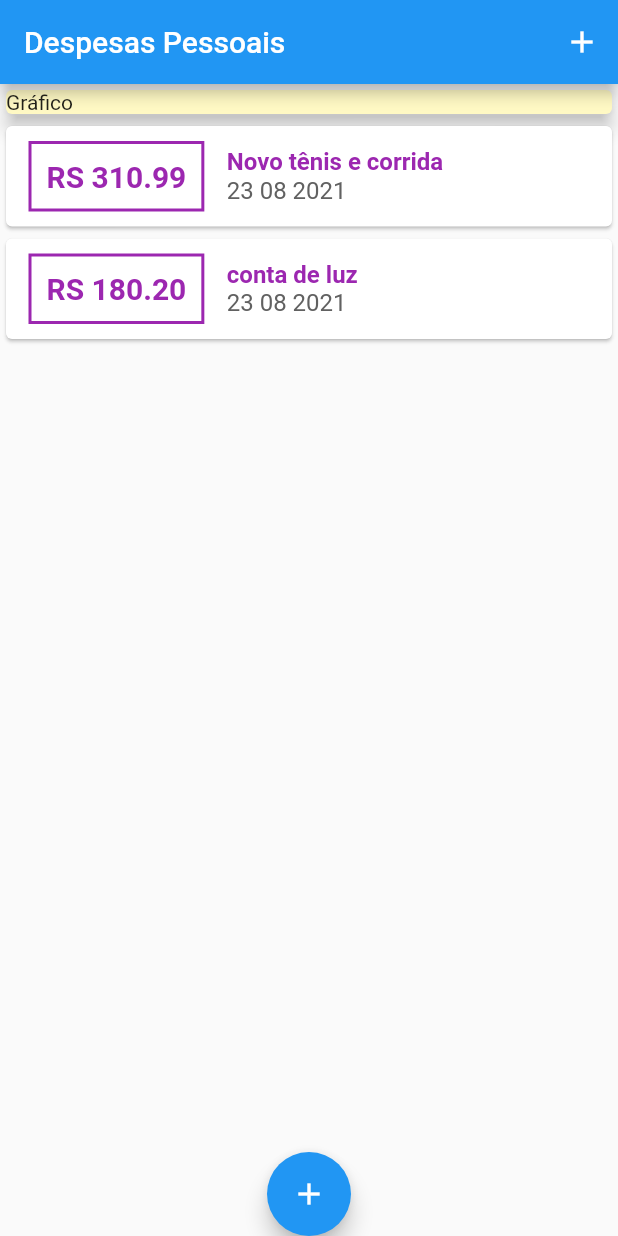
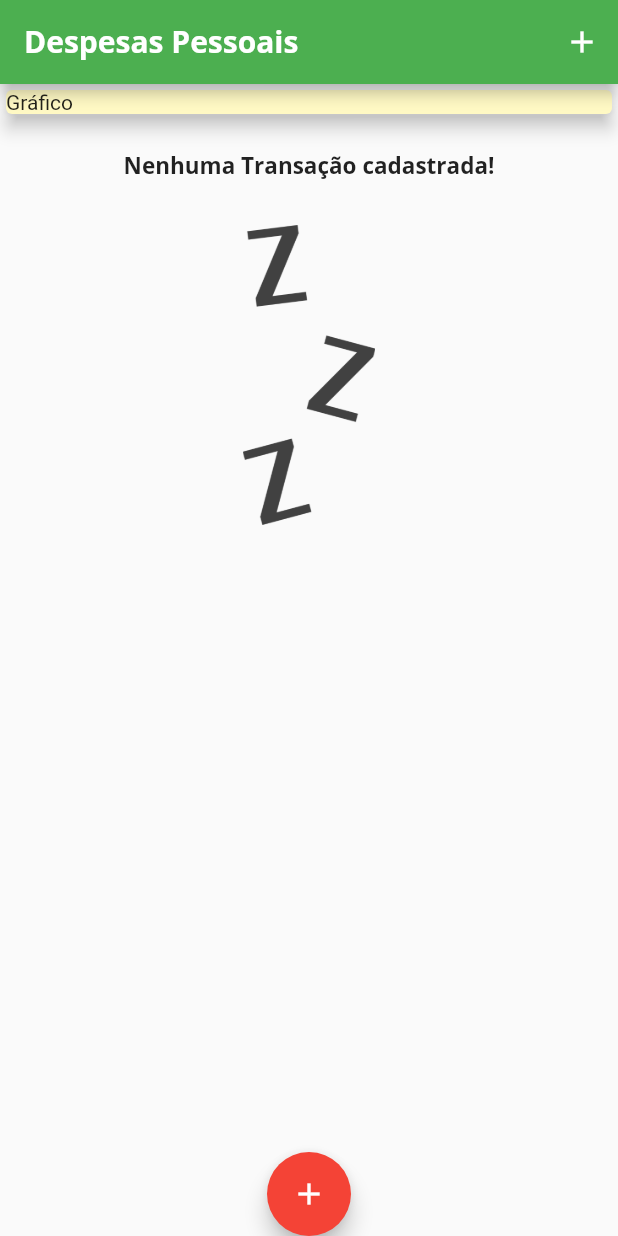
Before and after one commit to AlexandreSkal/expensesUdemy, a Flutter app: the screen it shows after launch, on a phone screen of 412 x 824 dp. Run offline on Flutter 3.47's test engine with Material 2 defaults, Android fonts, the phone set to English and light mode, and no system bars.

Commit message:
Estudo de domingo

```diff
--- a/lib/components/transaction_form.dart
+++ b/lib/components/transaction_form.dart
@@ -52,7 +52,7 @@ class _TransactionFormState extends State<TransactionForm> {
                     onPressed: _submitForm,
                     child: Text(
                       'Nova Transação',
-                      style: TextStyle(color: Colors.purple),
+                      style: TextStyle(color: Theme.of(context).primaryColor),
                     )),
               ],
             )
--- a/lib/components/transaction_list.dart
+++ b/lib/components/transaction_list.dart
@@ -11,7 +11,23 @@ class TransactionList extends StatelessWidget {
   Widget build(BuildContext context) {
     return Container(
       height: 300,
-      child: ListView.builder(
+      child: transactions.isEmpty
+          ? Column(children: [
+              SizedBox(height: 20),
+              Text(
+                'Nenhuma Transação cadastrada!',
+                style: Theme.of(context).textTheme.headline6,
+              ),
+              SizedBox(height: 30),
+              Container(
+                height: 200,
+                child: Image.asset(
+                  'assets/images/waiting.png',
+                  fit: BoxFit.cover,
+                ),
+              ),
+            ])
+          : ListView.builder(
               itemCount: transactions.length,
               itemBuilder: (ctx, index) {
                 final tr = transactions[index];
@@ -25,7 +41,7 @@ class TransactionList extends StatelessWidget {
                         ),
                         decoration: BoxDecoration(
                             border: Border.all(
-                      color: Colors.purple,
+                          color: Theme.of(context).primaryColor,
                           width: 2,
                         )),
                         padding: EdgeInsets.all(10),
@@ -34,7 +50,7 @@ class TransactionList extends StatelessWidget {
                           style: TextStyle(
                               fontWeight: FontWeight.bold,
                               fontSize: 20,
-                          color: Colors.purple),
+                              color: Theme.of(context).primaryColor),
                         ),
                       ),
                       Column(
@@ -42,14 +58,16 @@ class TransactionList extends StatelessWidget {
                         children: [
                           Text(
                             tr.title,
-                        style: TextStyle(
-                            fontWeight: FontWeight.bold,
-                            fontSize: 16,
-                            color: Colors.purple),
+                            style: Theme.of(context).textTheme.headline6,
+                            // style: TextStyle(
+                            //     fontWeight: FontWeight.bold,
+                            //     fontSize: 16,
+                            //     color: Colors.black54),
                           ),
                           Text(
                             DateFormat('dd MM y').format(tr.date),
-                        style: TextStyle(fontSize: 16, color: Colors.grey[700]),
+                            style: TextStyle(
+                                fontSize: 16, color: Colors.grey[700]),
                           ),
                         ],
                       )
--- a/lib/main.dart
+++ b/lib/main.dart
@@ -10,7 +10,26 @@ main() => runApp(ExpensesApp());
 class ExpensesApp extends StatelessWidget {
   @override
   Widget build(BuildContext context) {
-    return MaterialApp(home: MyHomeApp());
+    return MaterialApp(
+      home: MyHomeApp(),
+      theme: ThemeData(
+          primaryColor: Colors.green,
+          accentColor: Colors.red,
+          fontFamily: 'Quicksand',
+          textTheme: ThemeData.light().textTheme.copyWith(
+                  headline6: TextStyle(
+                fontFamily: 'OpenSans',
+                fontSize: 15,
+                fontWeight: FontWeight.bold,
+              )),
+          appBarTheme: AppBarTheme(
+              textTheme: ThemeData.light().textTheme.copyWith(
+                      headline6: TextStyle(
+                    fontFamily: 'OpenSans',
+                    fontSize: 20,
+                    fontWeight: FontWeight.bold,
+                  )))),
+    );
   }
 }
 
@@ -20,19 +39,19 @@ class MyHomeApp extends StatefulWidget {
 }
 
 class _MyHomeAppState extends State<MyHomeApp> {
-  final _transactions = [
-    Transaction(
-      id: '1',
-      title: 'Novo tênis e corrida',
-      value: 310.99,
-      date: DateTime.now(),
-    ),
-    Transaction(
-      id: '2',
-      title: 'conta de luz',
-      value: 180.2,
-      date: DateTime.now(),
-    ),
+  final List<Transaction> _transactions = [
+    // Transaction(
+    //   id: '1',
+    //   title: 'Novo tênis e corrida',
+    //   value: 310.99,
+    //   date: DateTime.now(),
+    // ),
+    // Transaction(
+    //   id: '2',
+    //   title: 'conta de luz',
+    //   value: 180.2,
+    //   date: DateTime.now(),
+    // ),
   ];
   _openTransactionFormModal(BuildContext context) {
     showModalBottomSheet(
```
Also changed, not shown: pubspec.yaml (+14 -9 lines), assets/fonts/OpenSans-Bold.ttf (added), assets/fonts/OpenSans-Regular.ttf (added), assets/fonts/Quicksand-Bold.ttf (added), assets/fonts/Quicksand-Regular.ttf (added), assets/images/waiting.png (added). Lines whose indentation alone changed are shown as unchanged.
